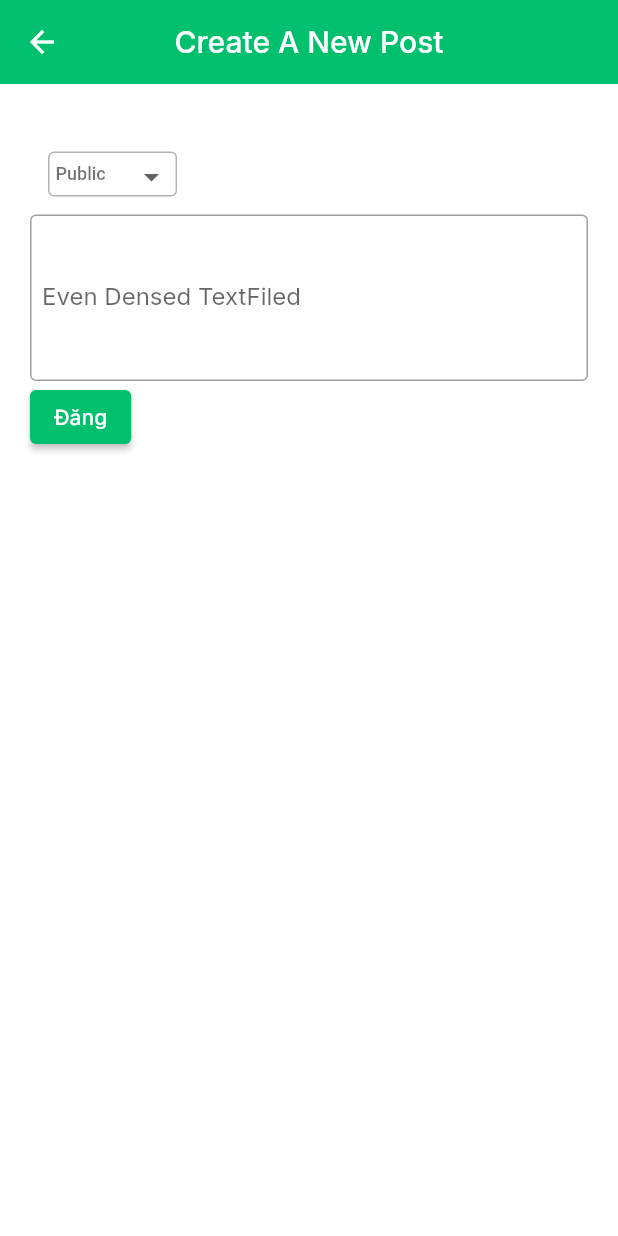
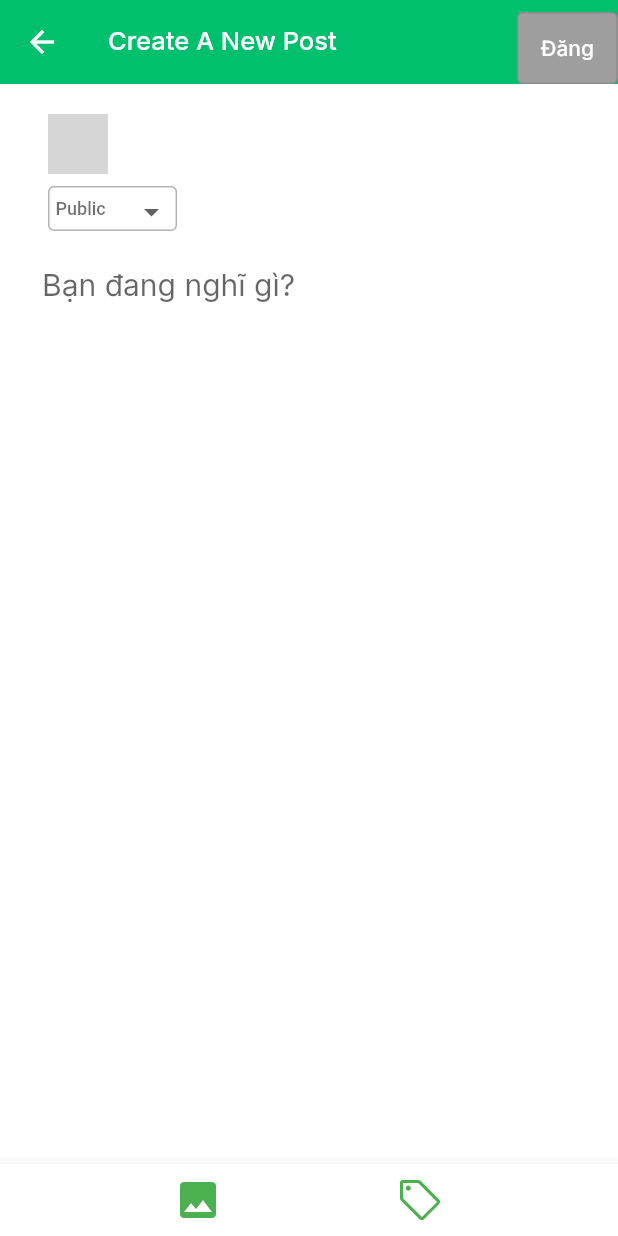
Before and after one commit to IMD246/cosialla, a Flutter app: the UploadPostPage screen opened directly with empty values, on a phone screen of 412 x 824 dp. Run offline on Flutter 3.47's test engine with Material 2 defaults, Android fonts, the phone set to English and light mode, and no system bars; our stand-ins replace audioplayers, cached_network_image, cloud_firestore, emoji_picker_flutter, file_picker, firebase_auth and 11 more; missing offline and left inert: dart:html, media_picker_widget; accounts and stored records are empty; generated files the repository leaves out were written again; network calls fail; grey boxes are pictures that could not be loaded.

Commit message:
finished UI create a new post

```diff
--- /dev/null
+++ b/lib/constants/ui_image.dart
@@ -0,0 +1,9 @@
+class UIImage {
+  static const dirImage = "assets/images/";
+
+  static const dirSVG = "assets/svg/";
+
+  static const dirIcon = "assets/icons/";
+
+  static const tagSVG = dirSVG + "tag.svg";
+}
--- a/lib/view/upload/upload_post_page.dart
+++ b/lib/view/upload/upload_post_page.dart
@@ -1,7 +1,14 @@
+import 'dart:developer';
+
 import 'package:flutter/material.dart';
+import 'package:flutter_screenutil/flutter_screenutil.dart';
+import 'package:flutter_svg/svg.dart';
+import 'package:media_picker_widget/media_picker_widget.dart';
 
+import '../../constants/ui_image.dart';
 import '../../models/user_profile.dart';
 import '../../theme/colors.dart';
+import 'components/list_media_post.dart';
 
 class UploadPostPage extends StatefulWidget {
   const UploadPostPage({
@@ -16,17 +23,17 @@ class UploadPostPage extends StatefulWidget {
 
 class _UploadPostPageState extends State<UploadPostPage> {
   String dropdownValue = 'Public';
-
+  final TextEditingController contentController = TextEditingController();
+  List<Media> listMedia = [];
   @override
   Widget build(BuildContext context) {
-    final TextEditingController contentController = TextEditingController();
+    log(listMedia.length.toString());
     // final getFocus = FocusScope.of(context).unfocus();
     return Scaffold(
-      appBar: AppBar(
-        title: const Text("Create A New Post"),
-        centerTitle: true,
-      ),
-      body: Container(
+      appBar: _buildAppbar(),
+      bottomNavigationBar: _buildBottomAppBar(),
+      body: SingleChildScrollView(
+        child: Container(
           padding: EdgeInsets.all(20.0),
           child: Column(
             crossAxisAlignment: CrossAxisAlignment.start,
@@ -45,19 +52,44 @@ class _UploadPostPageState extends State<UploadPostPage> {
                       //       NetworkImage(widget.userProfile.urlImage),
                       // ),
                       SizedBox(
-                      width: 12,
+                        width: 12.w,
                       ),
                       //Name and privacy
                       Column(
                         crossAxisAlignment: CrossAxisAlignment.start,
                         mainAxisAlignment: MainAxisAlignment.center,
                         children: [
+                          Row(
+                            children: [
+                              Container(
+                                width: 40.w,
+                                height: 40.h,
+                                decoration: BoxDecoration(
+                                  borderRadius: BorderRadius.circular(30.w),
+                                  image: DecorationImage(
+                                    image: widget.userProfile.urlImage != null
+                                        ? NetworkImage(
+                                            widget.userProfile.urlImage ?? "",
+                                          )
+                                        : Image.asset(
+                                                "assets/images/defaultImage.png")
+                                            .image,
+                                    fit: BoxFit.cover,
+                                  ),
+                                ),
+                              ),
+                              SizedBox(
+                                width: 12.w,
+                              ),
                               Text(
                                 widget.userProfile.fullName,
                                 style: TextStyle(
-                              fontSize: 14,
+                                  fontSize: 18.sp,
                                   color: black,
-                              fontWeight: FontWeight.w500),
+                                  fontWeight: FontWeight.w500,
+                                ),
+                              ),
+                            ],
                           ),
                           const SizedBox(height: 8),
                           Container(
@@ -83,8 +115,11 @@ class _UploadPostPageState extends State<UploadPostPage> {
                                   dropdownValue = value!;
                                 });
                               },
-                            items: <String>['Public', 'Followers', 'Private']
-                                .map<DropdownMenuItem<String>>((String value) {
+                              items: <String>[
+                                'Public',
+                                'Followers',
+                                'Private'
+                              ].map<DropdownMenuItem<String>>((String value) {
                                 return DropdownMenuItem<String>(
                                   value: value,
                                   child: Text(value),
@@ -99,26 +134,145 @@ class _UploadPostPageState extends State<UploadPostPage> {
                 ],
               ),
               const SizedBox(height: 12),
-            //input content
-            TextFormField(
+              //input content or add image or both
+              Column(
+                children: [
+                  _inputTextPost(),
+                  ListMediaPost(listMedia: listMedia),
+                ],
+              ),
+            ],
+          ),
+        ),
+      ),
+    );
+  }
+
+  Container _inputTextPost() {
+    return Container(
+      constraints: BoxConstraints(
+        maxHeight: double.infinity,
+      ),
+      child: TextField(
+        maxLines: null,
         keyboardType: TextInputType.multiline,
-              minLines: 5,
-              maxLines: 5,
         controller: contentController,
+        onChanged: (value) {
+          setState(() {});
+        },
+        cursorHeight: 25.h,
         decoration: InputDecoration(
-                border: OutlineInputBorder(),
-                labelText: 'Even Densed TextFiled',
-                isDense: true, // Added this
+          hintText: listMedia.length <= 0
+              ? "Bạn đang nghĩ gì?"
+              : "Bạn nghĩ gì về nội dung này...",
+          hintStyle: TextStyle(
+            fontSize: 20.sp,
+          ),
+          border: InputBorder.none,
+          enabledBorder: InputBorder.none,
+          errorBorder: InputBorder.none,
+          disabledBorder: InputBorder.none,
           contentPadding: EdgeInsets.all(8), // Added this
         ),
       ),
-            //input image or video
+    );
+  }
 
-            //button push
-            ElevatedButton(onPressed: () {}, child: Text("Đăng")),
+  BottomAppBar _buildBottomAppBar() {
+    return BottomAppBar(
+      child: Padding(
+        padding: EdgeInsets.symmetric(vertical: 8.0.h),
+        child: Row(
+          mainAxisAlignment: MainAxisAlignment.spaceEvenly,
+          children: [
+            InkWell(
+              onTap: () async {
+                await _openMediaPicker(context);
+              },
+              child: Icon(
+                Icons.photo,
+                size: 32.sp,
+                color: Colors.green,
+              ),
+            ),
+            InkWell(
+              onTap: () {},
+              child: SvgPicture.asset(
+                UIImage.tagSVG,
+                color: Colors.green,
+                height: 32.h,
+              ),
+            ),
           ],
         ),
       ),
     );
   }
+
+  AppBar _buildAppbar() {
+    return AppBar(
+      title: Text(
+        "Create A New Post",
+        style: TextStyle(fontSize: 17.sp),
+      ),
+      actions: [
+        Padding(
+          padding: EdgeInsets.only(top: 8.0.h),
+          child: OutlinedButton(
+            style: ButtonStyle(
+              backgroundColor: MaterialStatePropertyAll<Color>(
+                contentController.text.trim().isNotEmpty || listMedia.length > 0
+                    ? Colors.blue
+                    : Colors.grey,
+              ),
+            ),
+            onPressed:
+                contentController.text.trim().isNotEmpty || listMedia.length > 0
+                    ? () {
+                        ScaffoldMessenger.of(context).showSnackBar(
+                          SnackBar(
+                            content: Text("pressing"),
+                          ),
+                        );
                       }
+                    : null,
+            child: Text(
+              "Đăng",
+              style: TextStyle(
+                color: Colors.white,
+              ),
+            ),
+          ),
+        )
+      ],
+    );
+  }
+
+  Future<void> _openMediaPicker(BuildContext context) async {
+    // openCamera(onCapture: (image){
+    //   setState(()=> mediaList = [image]);
+    // });
+    showModalBottomSheet(
+      context: context,
+      builder: (context) {
+        return MediaPicker(
+          mediaList: listMedia,
+          onPick: (selectedList) {
+            setState(() {
+              listMedia = selectedList;
+            });
+            Navigator.pop(context);
+          },
+          onCancel: () => Navigator.pop(context),
+          mediaCount: MediaCount.multiple,
+          mediaType: MediaType.all,
+          decoration: PickerDecoration(
+            actionBarPosition: ActionBarPosition.top,
+            blurStrength: 2,
+            completeText: 'Next',
+          ),
+        );
+      },
+    );
+  }
+}
--- a/pubspec.yaml
+++ b/pubspec.yaml
@@ -71,6 +71,8 @@ dependencies:
   flutter_bloc: ^8.1.1
   rxdart: ^0.27.7
   flutter_screenutil: ^5.6.0
+  photo_gallery: ^1.1.1
+  media_picker_widget: ^0.0.9
 dev_dependencies:
   flutter_test:
     sdk: flutter
@@ -91,6 +93,7 @@ flutter:
   assets:
     - assets/images/
     - assets/icons/
+    - assets/svg/
   # An image asset can refer to one or more resolution-specific "variants", see
   # https://flutter.dev/assets-and-images/#resolution-aware.
   # For details regarding adding assets from package dependencies, see
```
Also changed, not shown: lib/view/root_app.dart (+14 -11 lines), lib/view/upload/components/list_media_post.dart (added, +146 -0 lines), assets/svg/tag.svg (added), pubspec.lock, 2 other files. Lines whose indentation alone changed are shown as unchanged.
